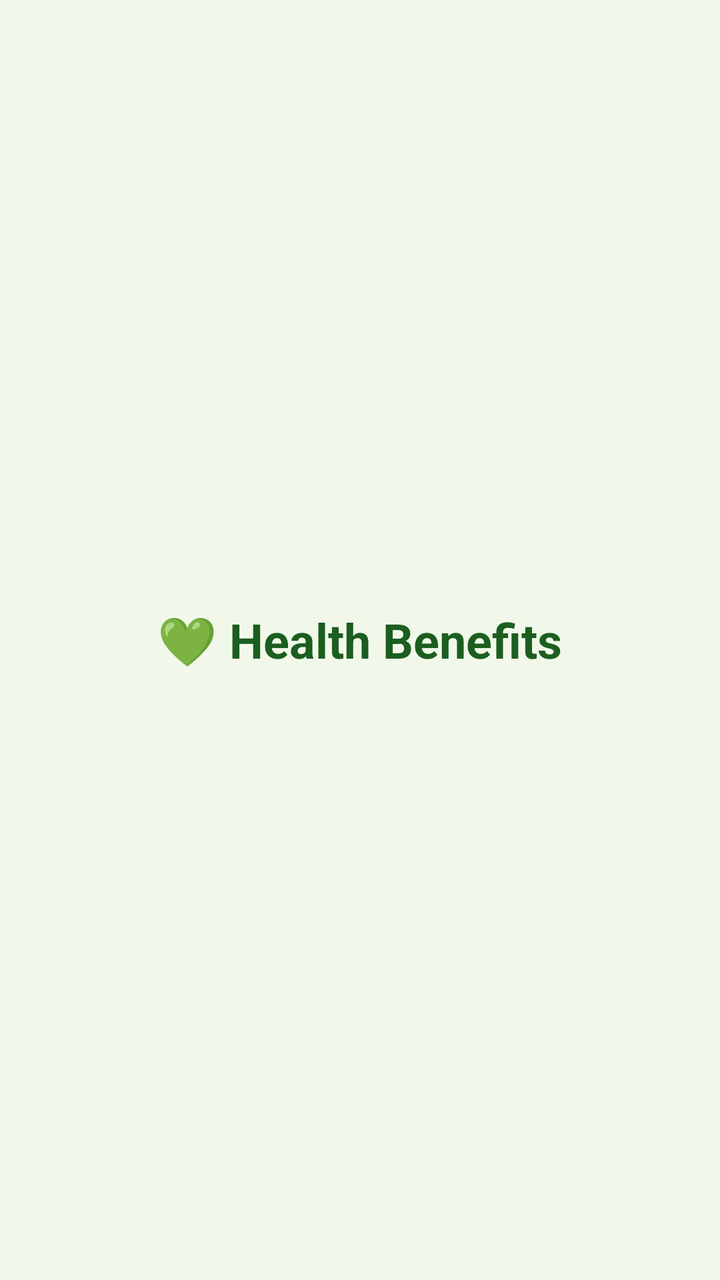
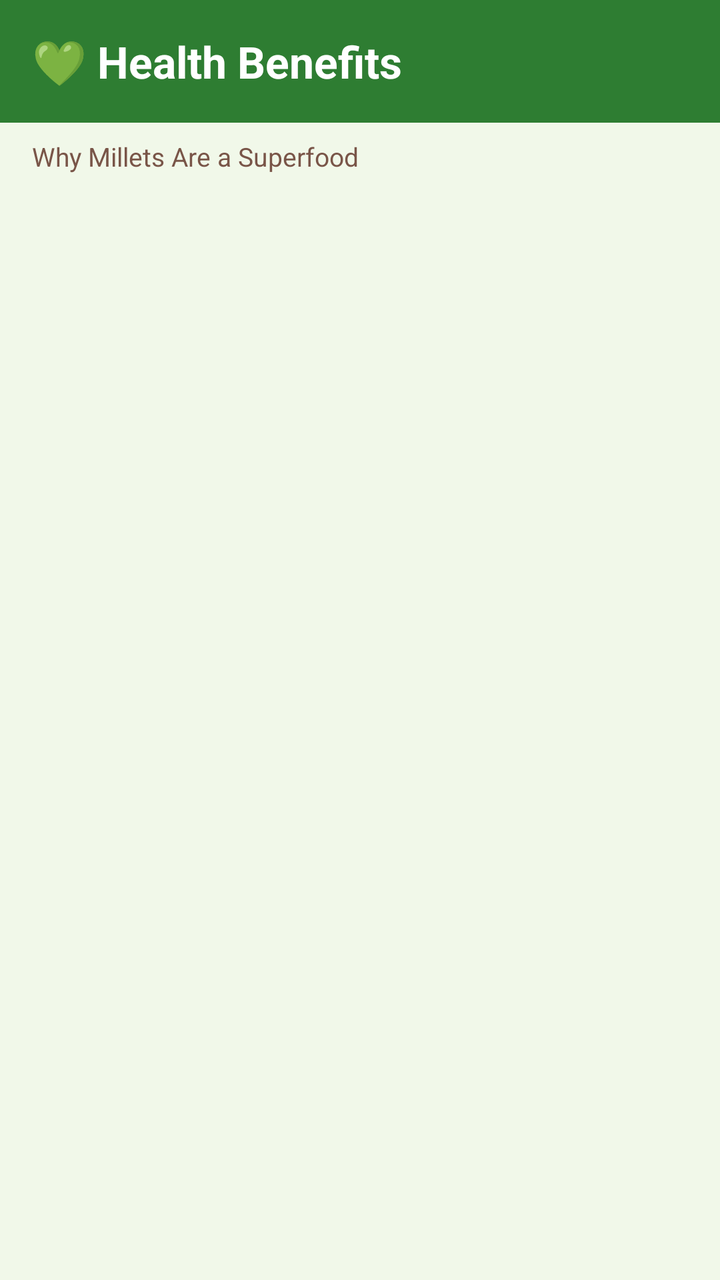

An Android layout rendered at two revisions. The XML below is the earlier revision; the diff shows what the commit changed to produce the second picture.
<!-- AndroidManifest.xml: application theme Theme.SiriDhanyaHub -->
<!-- res/layout/fragment_health_benefits.xml -->
<?xml version="1.0" encoding="utf-8"?>
<FrameLayout xmlns:android="http://schemas.android.com/apk/res/android"
    android:layout_width="match_parent"
    android:layout_height="match_parent"
    android:background="@color/background_cream">

    <TextView
        android:layout_width="wrap_content"
        android:layout_height="wrap_content"
        android:layout_gravity="center"
        android:text="💚 Health Benefits"
        android:textSize="24sp"
        android:textColor="@color/green_dark"
        android:textStyle="bold" />

</FrameLayout>
<!-- resources referenced by this layout -->
<resources>
  <color name="background_cream">#F1F8E9</color>
  <color name="green_dark">#1B5E20</color>
  <style name="Theme.SiriDhanyaHub" parent="Base.Theme.SiriDhanyaHub" />
  <style name="Base.Theme.SiriDhanyaHub" parent="Theme.Material3.Light.NoActionBar">
          <item name="colorPrimary">#2E7D32</item>
          <item name="colorOnPrimary">#FFFFFF</item>
          <item name="colorSecondary">#795548</item>
          <item name="colorOnSecondary">#FFFFFF</item>
          <item name="colorSurface">#F1F8E9</item>
          <item name="colorOnSurface">#33691E</item>
          <item name="android:colorBackground">#F1F8E9</item>
      </style>
</resources>

<!-- the commit's change to res/layout/fragment_health_benefits.xml (unified diff, before → after) -->
@@ -1,16 +1,35 @@
 <?xml version="1.0" encoding="utf-8"?>
-<FrameLayout xmlns:android="http://schemas.android.com/apk/res/android"
+<LinearLayout xmlns:android="http://schemas.android.com/apk/res/android"
     android:layout_width="match_parent"
     android:layout_height="match_parent"
+    android:orientation="vertical"
     android:background="@color/background_cream">
 
     <TextView
-        android:layout_width="wrap_content"
+        android:layout_width="match_parent"
         android:layout_height="wrap_content"
-        android:layout_gravity="center"
         android:text="💚 Health Benefits"
-        android:textSize="24sp"
-        android:textColor="@color/green_dark"
-        android:textStyle="bold" />
+        android:textSize="22sp"
+        android:textStyle="bold"
+        android:textColor="@color/white"
+        android:background="@color/green_primary"
+        android:padding="16dp" />
 
-</FrameLayout>
+    <TextView
+        android:layout_width="match_parent"
+        android:layout_height="wrap_content"
+        android:text="Why Millets Are a Superfood"
+        android:textSize="13sp"
+        android:textColor="@color/brown_primary"
+        android:paddingStart="16dp"
+        android:paddingTop="8dp"
+        android:paddingBottom="4dp" />
+
+    <androidx.recyclerview.widget.RecyclerView
+        android:id="@+id/recycler_health"
+        android:layout_width="match_parent"
+        android:layout_height="match_parent"
+        android:padding="8dp"
+        android:clipToPadding="false" />
+
+</LinearLayout>
<!-- resource entries referenced after the edit -->
@@ -1,7 +1,9 @@
 <!-- resources referenced by this layout -->
 <resources>
   <color name="background_cream">#F1F8E9</color>
-  <color name="green_dark">#1B5E20</color>
+  <color name="brown_primary">#795548</color>
+  <color name="green_primary">#2E7D32</color>
+  <color name="white">#FFFFFF</color>
   <style name="Theme.SiriDhanyaHub" parent="Base.Theme.SiriDhanyaHub" />
   <style name="Base.Theme.SiriDhanyaHub" parent="Theme.Material3.Light.NoActionBar">
           <item name="colorPrimary">#2E7D32</item>
